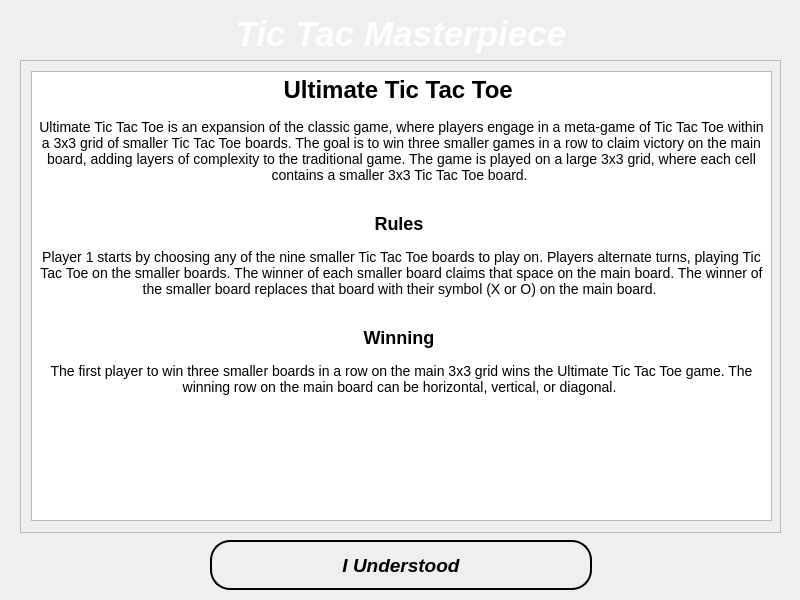
Above: help_ultimate.ui from Mohammed-3tef/Tic_Tac_Masterpiece_GUI before the change. Below: the same form after it.
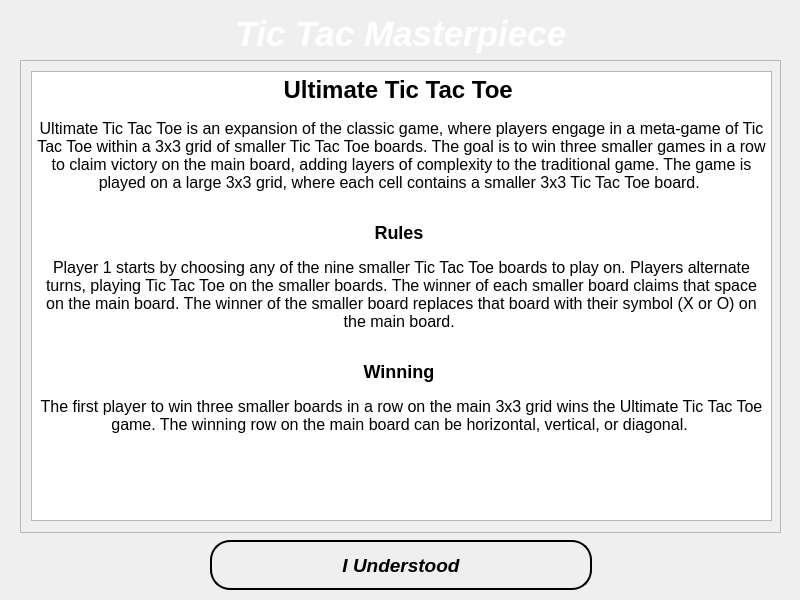
That is the form after the change. Icons and pictures are not drawn.

```diff
--- a/help_ultimate.ui
+++ b/help_ultimate.ui
@@ -63,11 +63,12 @@
 li.checked::marker { content: &quot;\2612&quot;; }
 &lt;/style&gt;&lt;/head&gt;&lt;body style=&quot; font-family:'Segoe UI'; font-size:9pt; font-weight:400; font-style:normal;&quot;&gt;
 &lt;h1 align=&quot;center&quot; style=&quot; margin-top:0px; margin-bottom:0px; margin-left:0px; margin-right:0px; -qt-block-indent:0; text-indent:0px;&quot;&gt;&lt;span style=&quot; font-size:xx-large; font-weight:700;&quot;&gt;Ultimate Tic Tac Toe &lt;/span&gt;&lt;/h1&gt;
-&lt;p align=&quot;center&quot; style=&quot; margin-top:15px; margin-bottom:30px; margin-left:0px; margin-right:0px; -qt-block-indent:0; text-indent:0px;&quot;&gt;&lt;span style=&quot; font-size:large;&quot;&gt;Ultimate Tic Tac Toe is an expansion of the classic game, where players engage in a meta-game of Tic Tac Toe within a 3x3 grid of smaller Tic Tac Toe boards. The goal is to win three smaller games in a row to claim victory on the main board, adding layers of complexity to the traditional game. The game is played on a large 3x3 grid, where each cell contains a smaller 3x3 Tic Tac Toe board. &lt;/span&gt;&lt;/p&gt;
+&lt;p align=&quot;center&quot; style=&quot; margin-top:15px; margin-bottom:30px; margin-left:0px; margin-right:0px; -qt-block-indent:0; text-indent:0px;&quot;&gt;&lt;span style=&quot; font-size:12pt;&quot;&gt;Ultimate Tic Tac Toe is an expansion of the classic game, where players engage in a meta-game of Tic Tac Toe within a 3x3 grid of smaller Tic Tac Toe boards. The goal is to win three smaller games in a row to claim victory on the main board, adding layers of complexity to the traditional game. The game is played on a large 3x3 grid, where each cell contains a smaller 3x3 Tic Tac Toe board. &lt;/span&gt;&lt;/p&gt;
 &lt;h2 align=&quot;center&quot; style=&quot; margin-top:0px; margin-bottom:0px; margin-left:0px; margin-right:0px; -qt-block-indent:0; text-indent:0px;&quot;&gt;&lt;span style=&quot; font-size:x-large; font-weight:700;&quot;&gt;Rules &lt;/span&gt;&lt;/h2&gt;
-&lt;p align=&quot;center&quot; style=&quot; margin-top:15px; margin-bottom:30px; margin-left:0px; margin-right:0px; -qt-block-indent:0; text-indent:0px;&quot;&gt;&lt;span style=&quot; font-size:large;&quot;&gt;Player 1 starts by choosing any of the nine smaller Tic Tac Toe boards to play on. Players alternate turns, playing Tic Tac Toe on the smaller boards. The winner of each smaller board claims that space on the main board. The winner of the smaller board replaces that board with their symbol (X or O) on the main board. &lt;/span&gt;&lt;/p&gt;
+&lt;p align=&quot;center&quot; style=&quot; margin-top:15px; margin-bottom:30px; margin-left:0px; margin-right:0px; -qt-block-indent:0; text-indent:0px;&quot;&gt;&lt;span style=&quot; font-size:12pt;&quot;&gt;Player 1 starts by choosing any of the nine smaller Tic Tac Toe boards to play on. Players alternate turns, playing Tic Tac Toe on the smaller boards. The winner of each smaller board claims that space on the main board. The winner of the smaller board replaces that board with their symbol (X or O) on the main board. &lt;/span&gt;&lt;/p&gt;
 &lt;h2 align=&quot;center&quot; style=&quot; margin-top:0px; margin-bottom:0px; margin-left:0px; margin-right:0px; -qt-block-indent:0; text-indent:0px;&quot;&gt;&lt;span style=&quot; font-size:x-large; font-weight:700;&quot;&gt;Winning &lt;/span&gt;&lt;/h2&gt;
-&lt;p align=&quot;center&quot; style=&quot; margin-top:15px; margin-bottom:30px; margin-left:0px; margin-right:0px; -qt-block-indent:0; text-indent:0px;&quot;&gt;&lt;span style=&quot; font-size:large;&quot;&gt;The first player to win three smaller boards in a row on the main 3x3 grid wins the Ultimate Tic Tac Toe game. The winning row on the main board can be horizontal, vertical, or diagonal. &lt;/span&gt;&lt;/p&gt;&lt;/body&gt;&lt;/html&gt;</string>
+&lt;p align=&quot;center&quot; style=&quot; margin-top:0px; margin-bottom:0px; margin-left:0px; margin-right:0px; -qt-block-indent:0; text-indent:0px;&quot;&gt;&lt;img src=&quot;:/Img/UltimateTicTacToe.jpg&quot; style=&quot;max-width:90%;&quot; /&gt;&lt;/p&gt;
+&lt;p align=&quot;center&quot; style=&quot; margin-top:15px; margin-bottom:30px; margin-left:0px; margin-right:0px; -qt-block-indent:0; text-indent:0px;&quot;&gt;&lt;span style=&quot; font-size:12pt;&quot;&gt;The first player to win three smaller boards in a row on the main 3x3 grid wins the Ultimate Tic Tac Toe game. The winning row on the main board can be horizontal, vertical, or diagonal.&lt;/span&gt;&lt;span style=&quot; font-size:large;&quot;&gt; &lt;/span&gt;&lt;/p&gt;&lt;/body&gt;&lt;/html&gt;</string>
       </property>
      </widget>
     </widget>
```
